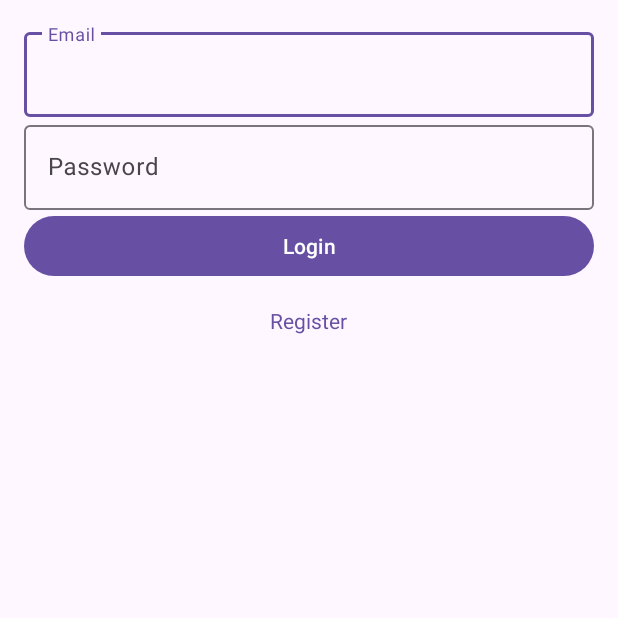
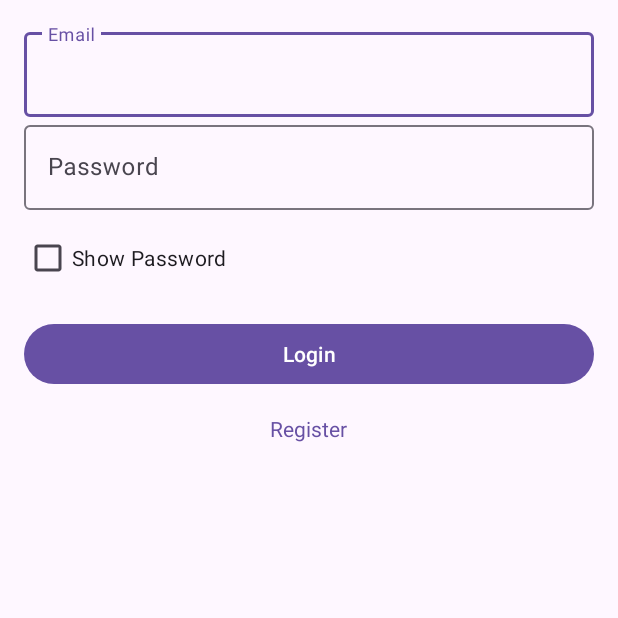
Before and after one commit to danaddi/CoffeeFirst, an Android app: the screen it shows after launch (MainActivity), on a phone screen of 412 x 824 dp, the top half of it. Run offline under Robolectric (Android 15) with nearby library versions, the phone set to English and light mode, and no system bars; our stand-ins replace Dagger/Hilt's generated code, Firebase (no records; nobody signed in at launch, a user with empty details on screens opened directly), data binding.

```diff
--- /dev/null
+++ b/app/src/main/java/com/example/coffeefirst/di/AppModule.kt
@@ -0,0 +1,21 @@
+package com.example.coffeefirst.di
+
+import android.content.Context
+import android.content.SharedPreferences
+import dagger.Module
+import dagger.Provides
+import dagger.hilt.InstallIn
+import dagger.hilt.components.SingletonComponent
+import dagger.hilt.android.qualifiers.ApplicationContext
+import javax.inject.Singleton
+
+@Module
+@InstallIn(SingletonComponent::class)
+object AppModule {
+
+    @Provides
+    @Singleton
+    fun provideSharedPreferences(@ApplicationContext context: Context): SharedPreferences {
+        return context.getSharedPreferences("app_prefs", Context.MODE_PRIVATE)
+    }
+}
--- a/app/src/main/java/com/example/coffeefirst/ui/auth/AuthViewModel.kt
+++ b/app/src/main/java/com/example/coffeefirst/ui/auth/AuthViewModel.kt
@@ -1,5 +1,6 @@
 package com.example.coffeefirst.ui.auth
 
+import android.content.SharedPreferences
 import androidx.lifecycle.LiveData
 import androidx.lifecycle.MutableLiveData
 import androidx.lifecycle.ViewModel
@@ -15,10 +16,11 @@ import javax.inject.Inject
 
 @HiltViewModel
 class AuthViewModel @Inject constructor(
-    private val repo: AuthRepository
+    private val repo: AuthRepository,
+    private val sharedPref: SharedPreferences
 ) : ViewModel() {
 
-    private val _authState = MutableStateFlow<AuthState>(AuthState.Idle)
+    private val _authState = MutableStateFlow<AuthState>(loadSavedAuthState())
     val authState: StateFlow<AuthState> = _authState
 
     fun login(email: String, password: String) {
@@ -26,6 +28,7 @@ class AuthViewModel @Inject constructor(
             _authState.value = AuthState.Loading
             val result = repo.login(email, password)
             _authState.value = if (result.isSuccess) {
+                sharedPref.edit().putBoolean("is_logged_in", true).apply()
                 AuthState.Success
             } else {
                 AuthState.Error(result.exceptionOrNull()?.message ?: "Login failed")
@@ -39,6 +42,7 @@ class AuthViewModel @Inject constructor(
             try {
                 val result = repo.register(email, password)
                 _authState.value = if (result.isSuccess) {
+                    sharedPref.edit().putBoolean("is_logged_in", true).apply()
                     AuthState.Success
                 } else {
                     AuthState.Error(result.exceptionOrNull()?.message ?: "Unknown error")
@@ -49,11 +53,21 @@ class AuthViewModel @Inject constructor(
         }
     }
 
+    private fun loadSavedAuthState(): AuthState {
+        return if (sharedPref.getBoolean("is_logged_in", false)) {
+            AuthState.Success
+        } else {
+            AuthState.Idle
+        }
+    }
+
     fun deleteAccount(): LiveData<Result<Unit>> {
         val result = MutableLiveData<Result<Unit>>()
         viewModelScope.launch {
             try {
                 FirebaseAuth.getInstance().currentUser?.delete()?.await()
+                sharedPref.edit().putBoolean("is_logged_in", false).apply()
+                clearUserData()
                 result.postValue(Result.success(Unit))
             } catch (e: Exception) {
                 result.postValue(Result.failure(e))
@@ -64,7 +78,16 @@ class AuthViewModel @Inject constructor(
 
     fun logout() {
         FirebaseAuth.getInstance().signOut()
+        sharedPref.edit().putBoolean("is_logged_in", false).apply()
+        clearUserData()
         _authState.value = AuthState.Idle
+    }
+
+    private fun clearUserData() {
+        // Очищаем все пользовательские данные, кроме is_logged_in (оставляем false)
+        val isLoggedIn = sharedPref.getBoolean("is_logged_in", false)
+        sharedPref.edit().clear().apply()
+        sharedPref.edit().putBoolean("is_logged_in", isLoggedIn).apply()
     }
 }
 
--- a/app/src/main/res/layout/fragment_login.xml
+++ b/app/src/main/res/layout/fragment_login.xml
@@ -1,9 +1,5 @@
 <layout xmlns:android="http://schemas.android.com/apk/res/android"
     xmlns:app="http://schemas.android.com/apk/res-auto">
-
-    <data>
-        <!-- Здесь можно добавить переменные для биндинга, если потребуется -->
-    </data>
 
     <LinearLayout
         android:layout_width="match_parent"
@@ -20,7 +16,8 @@
             <com.google.android.material.textfield.TextInputEditText
                 android:id="@+id/emailEditText"
                 android:layout_width="match_parent"
-                android:layout_height="wrap_content"/>
+                android:layout_height="wrap_content"
+                android:inputType="textEmailAddress" />
         </com.google.android.material.textfield.TextInputLayout>
 
         <com.google.android.material.textfield.TextInputLayout
@@ -33,21 +30,31 @@
                 android:id="@+id/passwordEditText"
                 android:layout_width="match_parent"
                 android:layout_height="wrap_content"
-                android:inputType="textPassword"/>
+                android:inputType="textPassword" />
         </com.google.android.material.textfield.TextInputLayout>
+
+
+        <CheckBox
+            android:id="@+id/checkBox1"
+            android:layout_width="wrap_content"
+            android:layout_height="wrap_content"
+            android:text="Show Password"
+            android:layout_marginTop="8dp" />
 
         <Button
             android:id="@+id/loginButton"
             android:layout_width="match_parent"
             android:layout_height="wrap_content"
-            android:text="Login"/>
+            android:text="Login"
+            android:layout_marginTop="16dp" />
 
         <ProgressBar
             android:id="@+id/progressBar"
             android:layout_width="wrap_content"
             android:layout_height="wrap_content"
             android:layout_gravity="center"
-            android:visibility="gone" />
+            android:visibility="gone"
+            android:layout_marginTop="16dp" />
 
         <TextView
             android:id="@+id/registerText"
@@ -56,6 +63,7 @@
             android:layout_gravity="center"
             android:layout_marginTop="16dp"
             android:text="Register"
-            android:textColor="?attr/colorPrimary"/>
+            android:textColor="?attr/colorPrimary" />
+
     </LinearLayout>
 </layout>
```
Also changed, not shown: app/src/main/java/com/example/coffeefirst/ui/auth/LoginFragment.kt (+12 -0 lines), app/src/main/java/com/example/coffeefirst/ui/auth/RegisterFragment.kt (+17 -0 lines), app/src/main/java/com/example/coffeefirst/ui/home/MapFragment.kt (+24 -0 lines), app/src/main/res/layout/fragment_register.xml (+12 -0 lines).
